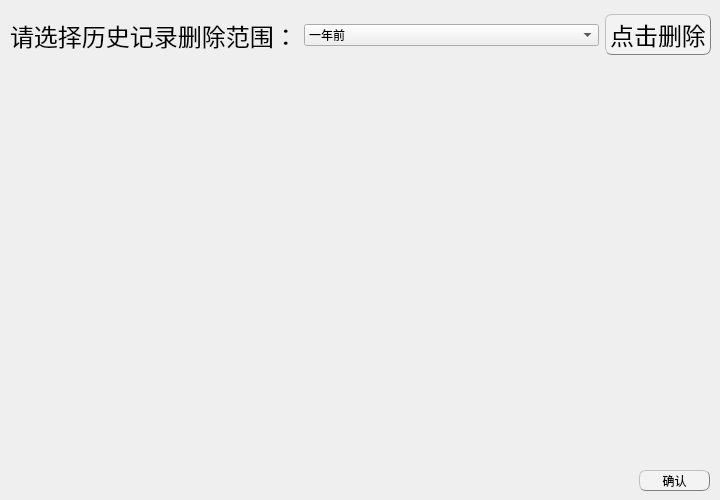
This is historyshow.ui in EsZHU/QtExamSystem as Qt 5 draws it before an edit. The edited form follows.
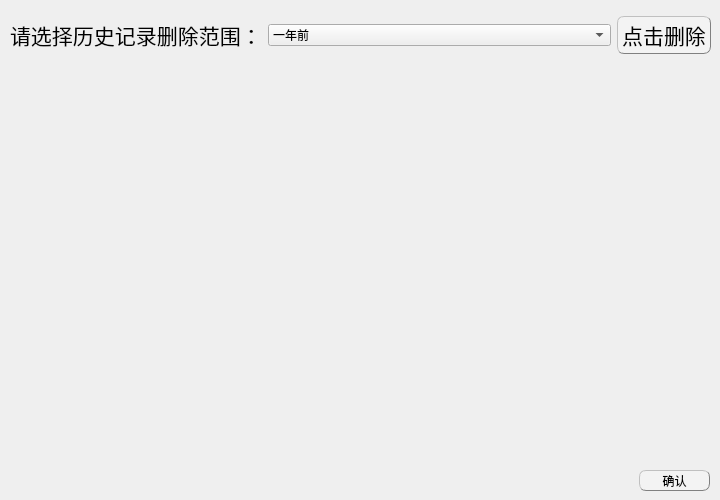
This is the edited form.

Diff of the .ui file:
```diff
--- a/historyshow.ui
+++ b/historyshow.ui
@@ -61,7 +61,7 @@
       </property>
       <property name="font">
        <font>
-        <pointsize>18</pointsize>
+        <pointsize>16</pointsize>
        </font>
       </property>
       <property name="text">
@@ -108,7 +108,7 @@
       </property>
       <property name="font">
        <font>
-        <pointsize>18</pointsize>
+        <pointsize>16</pointsize>
        </font>
       </property>
       <property name="styleSheet">
```
